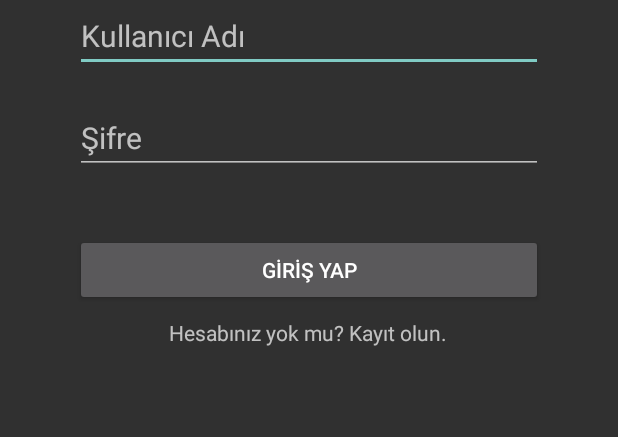
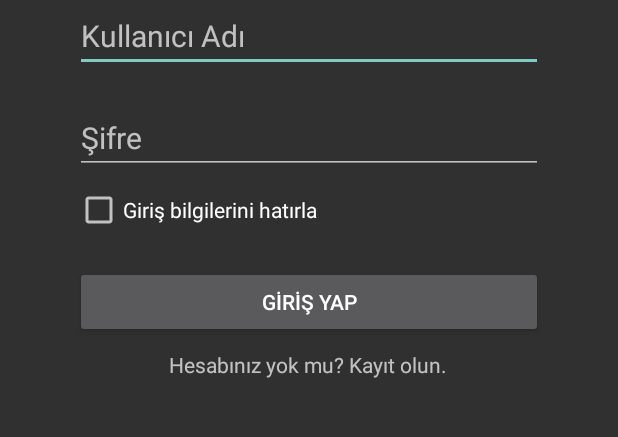
Before and after one commit to mertcansegmen/stoktakip, an Android app: the screen it shows after launch (GirisActivity), on a phone screen of 412 x 824 dp, the part 305-742 px from its top. Run offline under Robolectric (Android 15) with nearby library versions, the phone set to English and light mode, and no system bars.

Commit message:
Giriş bilgilerini hatırlama özelliği eklendi

```diff
--- a/app/src/main/java/com/example/mert/stoktakip/GirisActivity.java
+++ b/app/src/main/java/com/example/mert/stoktakip/GirisActivity.java
@@ -1,33 +1,73 @@
 package com.example.mert.stoktakip;
 
+import android.app.LauncherActivity;
 import android.content.Intent;
+import android.content.SharedPreferences;
+import android.preference.PreferenceManager;
 import android.support.v7.app.AppCompatActivity;
 import android.os.Bundle;
 import android.view.View;
 import android.widget.Button;
+import android.widget.CheckBox;
 import android.widget.EditText;
 import android.widget.TextView;
 import android.widget.Toast;
 
 public class GirisActivity extends AppCompatActivity {
 
-    EditText kadiTxt;
-    EditText sifreTxt;
-    Button girisYapBtn;
-    TextView uyeOlBtn;
+    private EditText kadiTxt;
+    private EditText sifreTxt;
+    private Button girisYapBtn;
+    private TextView uyeOlBtn;
+    private CheckBox hatirla;
+
+    private SharedPreferences preferences;
+    private SharedPreferences.Editor editor;
 
     @Override
     protected void onCreate(Bundle savedInstanceState) {
         super.onCreate(savedInstanceState);
         setContentView(R.layout.activity_giris);
 
+        preferences = PreferenceManager.getDefaultSharedPreferences(this);
+        editor = preferences.edit();
+
         kadiTxt = findViewById(R.id.txt_kadi);
         sifreTxt = findViewById(R.id.txt_sifre);
         girisYapBtn = findViewById(R.id.btn_giris);
         uyeOlBtn = findViewById(R.id.btn_uyeol);
+        hatirla = findViewById(R.id.checkbox_hatirla);
+
+        sharedPreferencesKontrol();
 
         girisYapBtn.setOnClickListener(e -> girisYap());
         uyeOlBtn.setOnClickListener(e -> uyeOl());
+        hatirla.setOnClickListener(e -> sifreHatirla());
+    }
+
+    private void sifreHatirla() {
+        if(hatirla.isChecked()){
+            editor.putString("checkbox", "True");
+            editor.commit();
+
+            String kadi = kadiTxt.getText().toString();
+            editor.putString("kadi", kadi);
+            editor.commit();
+
+            String sifre = sifreTxt.getText().toString();
+            editor.putString("sifre", sifre);
+            editor.commit();
+        }
+        else{
+            editor.putString("checkbox", "False");
+            editor.commit();
+
+            editor.putString("kadi", "");
+            editor.commit();
+
+            editor.putString("sifre", "");
+            editor.commit();
+        }
     }
 
     private void girisYap() {
@@ -66,4 +106,18 @@ public class GirisActivity extends AppCompatActivity {
         sifreTxt.setText(null);
         kadiTxt.setText(null);
     }
+
+    private void sharedPreferencesKontrol(){
+        String checkBox = preferences.getString("checkbox", "False");
+        String kadi = preferences.getString("kadi", "");
+        String sifre = preferences.getString("sifre", "");
+
+        kadiTxt.setText(kadi);
+        sifreTxt.setText(sifre);
+
+        if(checkBox.equals("True"))
+            hatirla.setChecked(true);
+        else
+            hatirla.setChecked(false);
+    }
 }
--- a/app/src/main/res/layout/activity_giris.xml
+++ b/app/src/main/res/layout/activity_giris.xml
@@ -32,17 +32,17 @@
 
         android:layout_marginStart="50dp"
         android:layout_marginLeft="50dp"
-        android:layout_marginTop="40dp"
 
+        android:layout_marginTop="8dp"
         android:layout_marginEnd="50dp"
-
         android:layout_marginRight="50dp"
         android:text="GİRİŞ YAP"
         app:layout_constraintBottom_toBottomOf="parent"
         app:layout_constraintEnd_toEndOf="parent"
+        app:layout_constraintHorizontal_bias="1.0"
         app:layout_constraintStart_toStartOf="parent"
-        app:layout_constraintTop_toBottomOf="@+id/txt_sifre"
-        app:layout_constraintVertical_bias="0.0" />
+        app:layout_constraintTop_toBottomOf="@+id/checkbox_hatirla"
+        app:layout_constraintVertical_bias="0.033" />
 
     <EditText
         android:id="@+id/txt_kadi"
@@ -97,4 +97,17 @@
         app:layout_constraintTop_toBottomOf="@+id/btn_giris"
         app:layout_constraintVertical_bias="0.0" />
 
+    <CheckBox
+        android:id="@+id/checkbox_hatirla"
+        android:layout_width="wrap_content"
+        android:layout_height="wrap_content"
+        android:layout_marginStart="50dp"
+        android:layout_marginLeft="50dp"
+        android:layout_marginTop="8dp"
+        android:text="Giriş bilgilerini hatırla"
+        app:layout_constraintEnd_toEndOf="parent"
+        app:layout_constraintHorizontal_bias="0.0"
+        app:layout_constraintStart_toStartOf="parent"
+        app:layout_constraintTop_toBottomOf="@+id/txt_sifre" />
+
 </android.support.constraint.ConstraintLayout>
--- a/app/src/main/res/layout/fragment_stoklistesi.xml
+++ b/app/src/main/res/layout/fragment_stoklistesi.xml
@@ -10,7 +10,6 @@
         android:id="@+id/search_view"
         android:layout_width="0dp"
         android:layout_height="wrap_content"
-        android:layout_margin="8dp"
         android:layout_marginTop="8dp"
         android:layout_marginEnd="16dp"
         android:layout_marginRight="16dp"
@@ -36,7 +35,7 @@
         android:scaleType="centerInside"
         app:layout_constraintBottom_toBottomOf="parent"
         app:layout_constraintEnd_toEndOf="parent"
-        app:layout_constraintHorizontal_bias="1.0"
+        app:layout_constraintHorizontal_bias="0.956"
         app:layout_constraintStart_toStartOf="parent"
         app:layout_constraintTop_toTopOf="parent"
         app:layout_constraintVertical_bias="0.0"
```
